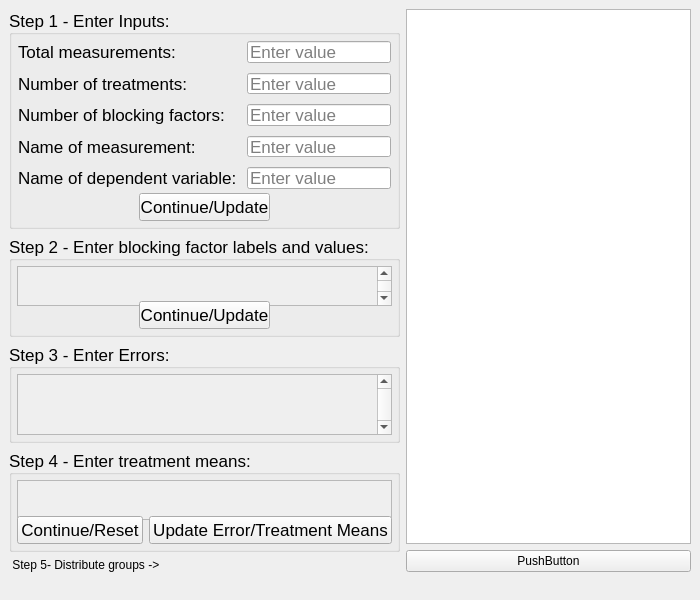
This is mainwindow.ui in peytoncchen/Data-Modeler-Py as Qt 5 draws it before an edit. The edited form follows.
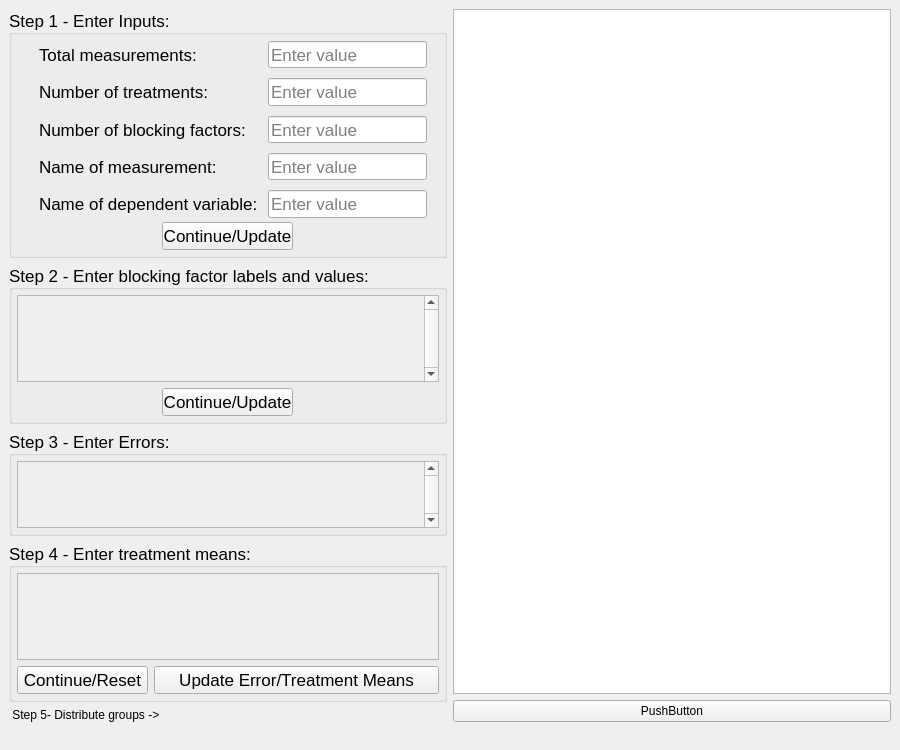
This is the edited form.

What changed in the file:
```diff
--- a/mainwindow.ui
+++ b/mainwindow.ui
@@ -6,14 +6,14 @@
    <rect>
     <x>0</x>
     <y>0</y>
-    <width>700</width>
-    <height>600</height>
+    <width>900</width>
+    <height>750</height>
    </rect>
   </property>
   <property name="minimumSize">
    <size>
-    <width>700</width>
-    <height>600</height>
+    <width>900</width>
+    <height>750</height>
    </size>
   </property>
   <property name="windowTitle">
@@ -259,7 +259,7 @@
         <property name="minimumSize">
          <size>
           <width>360</width>
-          <height>100</height>
+          <height>160</height>
          </size>
         </property>
         <property name="font">
@@ -326,8 +326,8 @@
              <rect>
               <x>0</x>
               <y>0</y>
-              <width>344</width>
-              <height>38</height>
+              <width>397</width>
+              <height>78</height>
              </rect>
             </property>
            </widget>
@@ -367,7 +367,7 @@
         <property name="minimumSize">
          <size>
           <width>360</width>
-          <height>100</height>
+          <height>75</height>
          </size>
         </property>
         <property name="font">
@@ -425,8 +425,8 @@
              <rect>
               <x>0</x>
               <y>0</y>
-              <width>344</width>
-              <height>60</height>
+              <width>397</width>
+              <height>93</height>
              </rect>
             </property>
            </widget>
@@ -440,7 +440,7 @@
         <property name="minimumSize">
          <size>
           <width>360</width>
-          <height>100</height>
+          <height>160</height>
          </size>
         </property>
         <property name="font">
@@ -489,8 +489,8 @@
              <rect>
               <x>0</x>
               <y>0</y>
-              <width>360</width>
-              <height>38</height>
+              <width>413</width>
+              <height>78</height>
              </rect>
             </property>
            </widget>
```
Left out of the diff: 4 changed lines with no effect on the pictures.
